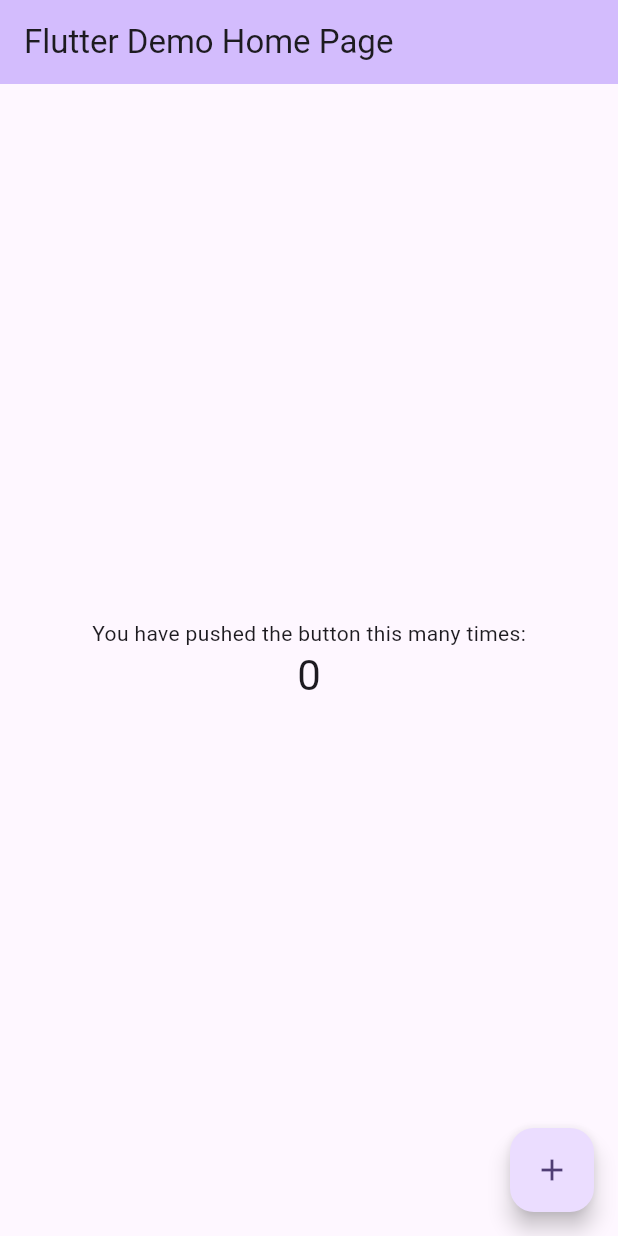
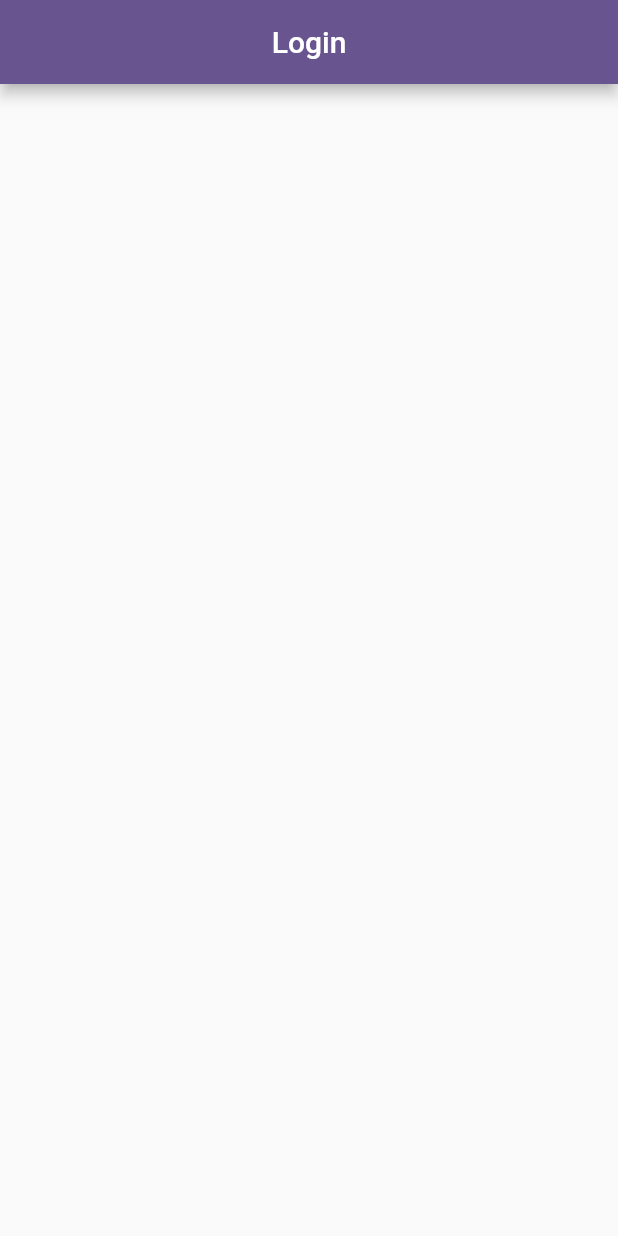
Before and after one commit to Maxel-Uds/Curso-Flutter-Essencial, a Flutter app: the screen it shows after launch, on a phone screen of 412 x 824 dp. Run offline on Flutter 3.47's test engine with Material 2 defaults, Android fonts, the phone set to English and light mode, and no system bars; our stand-ins replace fluttertoast.

Commit message:
Criando a estrutura básica do projeto

```diff
--- a/cars_project/lib/main.dart
+++ b/cars_project/lib/main.dart
@@ -1,3 +1,4 @@
+import 'package:cars_project/pages/login_page.dart';
 import 'package:flutter/material.dart';
 
 void main() {
@@ -10,60 +11,11 @@ class MyApp extends StatelessWidget {
   @override
   Widget build(BuildContext context) {
     return MaterialApp(
-      title: 'Flutter Demo',
+      debugShowCheckedModeBanner: false,
       theme: ThemeData(
         colorScheme: ColorScheme.fromSeed(seedColor: Colors.deepPurple),
-        useMaterial3: true,
       ),
-      home: const MyHomePage(title: 'Flutter Demo Home Page'),
+      home: const LoginPage()
     );
   }
 }
-
-class MyHomePage extends StatefulWidget {
-  const MyHomePage({super.key, required this.title});
-
-  final String title;
-
-  @override
-  State<MyHomePage> createState() => _MyHomePageState();
-}
-
-class _MyHomePageState extends State<MyHomePage> {
-  int _counter = 0;
-
-  void _incrementCounter() {
-    setState(() {
-      _counter++;
-    });
-  }
-
-  @override
-  Widget build(BuildContext context) {
-    return Scaffold(
-      appBar: AppBar(
-        backgroundColor: Theme.of(context).colorScheme.inversePrimary,
-        title: Text(widget.title),
-      ),
-      body: Center(
-        child: Column(
-          mainAxisAlignment: MainAxisAlignment.center,
-          children: <Widget>[
-            const Text(
-              'You have pushed the button this many times:',
-            ),
-            Text(
-              '$_counter',
-              style: Theme.of(context).textTheme.headlineMedium,
-            ),
-          ],
-        ),
-      ),
-      floatingActionButton: FloatingActionButton(
-        onPressed: _incrementCounter,
-        tooltip: 'Increment',
-        child: const Icon(Icons.add),
-      ),
-    );
-  }
-}
--- /dev/null
+++ b/cars_project/lib/pages/login_page.dart
@@ -0,0 +1,20 @@
+import 'package:flutter/material.dart';
+
+class LoginPage extends StatelessWidget {
+  const LoginPage({super.key});
+
+  @override
+  Widget build(BuildContext context) {
+    return Scaffold(
+      appBar: AppBar(
+        centerTitle: true,
+        title: const Text("Login"),
+      ),
+      body: _body(),
+    );
+  }
+
+  _body() {
+    return Container();
+  }
+}
```
